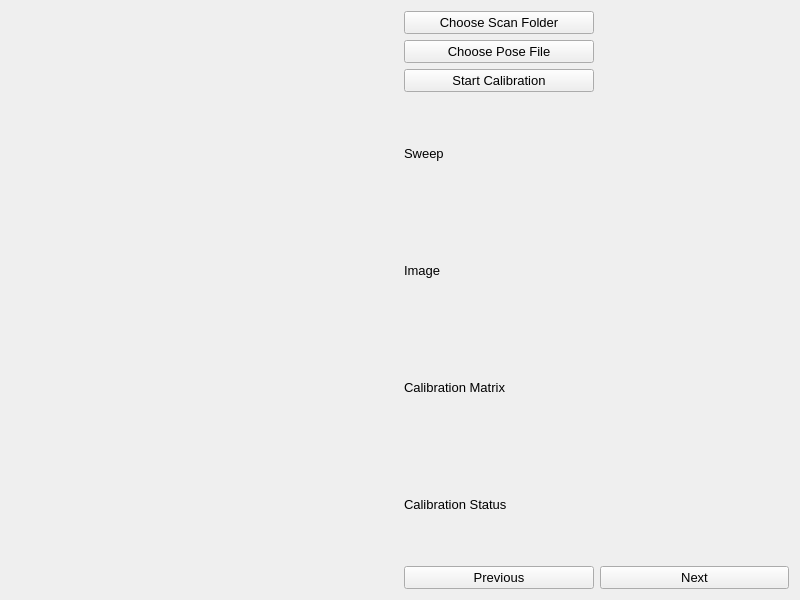
The window that src/pose_refinement/pose_refinement.ui (Foued70/torchlab) describes before a commit, drawn with Qt 5.
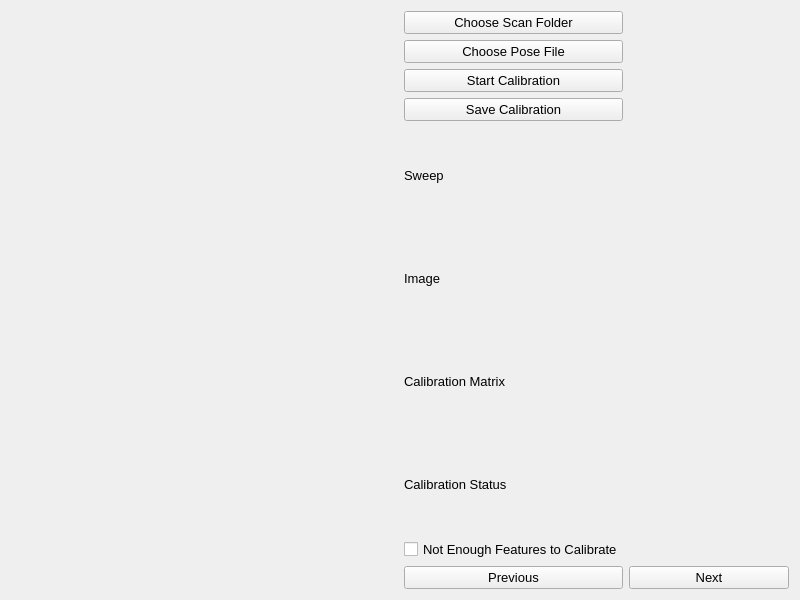
The same window after the commit.

Commit message: Simple save added. Better calibration config

What changed in the file:
```diff
--- a/src/pose_refinement/pose_refinement.ui
+++ b/src/pose_refinement/pose_refinement.ui
@@ -40,28 +40,28 @@
    </item>
    <item>
     <layout class="QGridLayout" name="gridLayout">
-     <item row="4" column="1">
+     <item row="5" column="1">
       <widget class="QLabel" name="photo_info">
        <property name="text">
         <string/>
        </property>
       </widget>
      </item>
-     <item row="3" column="1">
+     <item row="4" column="1">
       <widget class="QLabel" name="sweep_info">
        <property name="text">
         <string/>
        </property>
       </widget>
      </item>
-     <item row="6" column="0">
+     <item row="7" column="0">
       <widget class="QLabel" name="calibration_label">
        <property name="text">
         <string>Calibration Status</string>
        </property>
       </widget>
      </item>
-     <item row="4" column="0">
+     <item row="5" column="0">
       <widget class="QLabel" name="photo_label">
        <property name="text">
         <string>Image</string>
@@ -82,7 +82,7 @@
        </property>
       </widget>
      </item>
-     <item row="3" column="0">
+     <item row="4" column="0">
       <widget class="QLabel" name="sweep_label">
        <property name="text">
         <string>Sweep</string>
@@ -103,21 +103,21 @@
        </property>
       </widget>
      </item>
-     <item row="6" column="1">
+     <item row="7" column="1">
       <widget class="QLabel" name="calibration_info">
        <property name="text">
         <string/>
        </property>
       </widget>
      </item>
-     <item row="5" column="1">
+     <item row="6" column="1">
       <widget class="QLabel" name="calibration_matrix_info">
        <property name="text">
         <string/>
        </property>
       </widget>
      </item>
-     <item row="7" column="0">
+     <item row="9" column="0">
       <widget class="QPushButton" name="button_previous">
        <property name="enabled">
         <bool>true</bool>
@@ -127,7 +127,7 @@
        </property>
       </widget>
      </item>
-     <item row="7" column="1">
+     <item row="9" column="1">
       <widget class="QPushButton" name="button_next">
        <property name="enabled">
         <bool>true</bool>
@@ -144,13 +144,27 @@
        </property>
       </widget>
      </item>
-     <item row="5" column="0">
+     <item row="6" column="0">
       <widget class="QLabel" name="labelOrigPose">
        <property name="text">
         <string>Calibration Matrix</string>
        </property>
       </widget>
      </item>
+     <item row="3" column="0">
+      <widget class="QPushButton" name="button_save_calibration">
+       <property name="text">
+        <string>Save Calibration</string>
+       </property>
+      </widget>
+     </item>
+     <item row="8" column="0">
+      <widget class="QCheckBox" name="check_box_white_wall">
+       <property name="text">
+        <string>Not Enough Features to Calibrate</string>
+       </property>
+      </widget>
+     </item>
     </layout>
    </item>
   </layout>
```
The commit also changes 4 other files.
